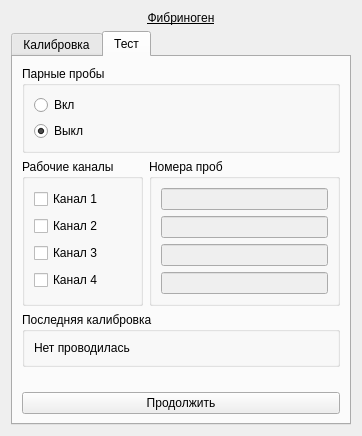
Old version of the form choisedialog/ko3.ui in the repository krang4d/Agrekola.
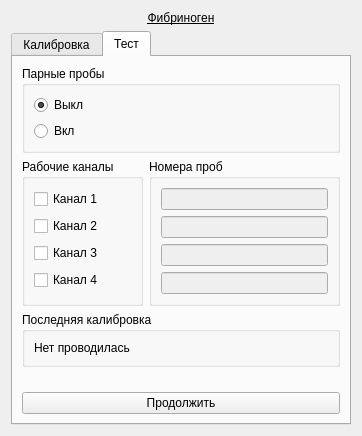
New version of the form.

Patch:
```diff
--- a/choisedialog/ko3.ui
+++ b/choisedialog/ko3.ui
@@ -26,6 +26,9 @@
    </item>
    <item>
     <widget class="QTabWidget" name="tabWidget">
+     <property name="enabled">
+      <bool>true</bool>
+     </property>
      <property name="currentIndex">
       <number>1</number>
      </property>
@@ -224,13 +227,6 @@
           <bool>false</bool>
          </property>
          <layout class="QVBoxLayout" name="verticalLayout_6">
-          <item>
-           <widget class="QRadioButton" name="radioButton_testDouble">
-            <property name="text">
-             <string>Вкл</string>
-            </property>
-           </widget>
-          </item>
           <item>
            <widget class="QRadioButton" name="radioButton_testSingle">
             <property name="text">
@@ -241,6 +237,13 @@
             </property>
            </widget>
           </item>
+          <item>
+           <widget class="QRadioButton" name="radioButton_testDouble">
+            <property name="text">
+             <string>Вкл</string>
+            </property>
+           </widget>
+          </item>
          </layout>
         </widget>
        </item>
```
